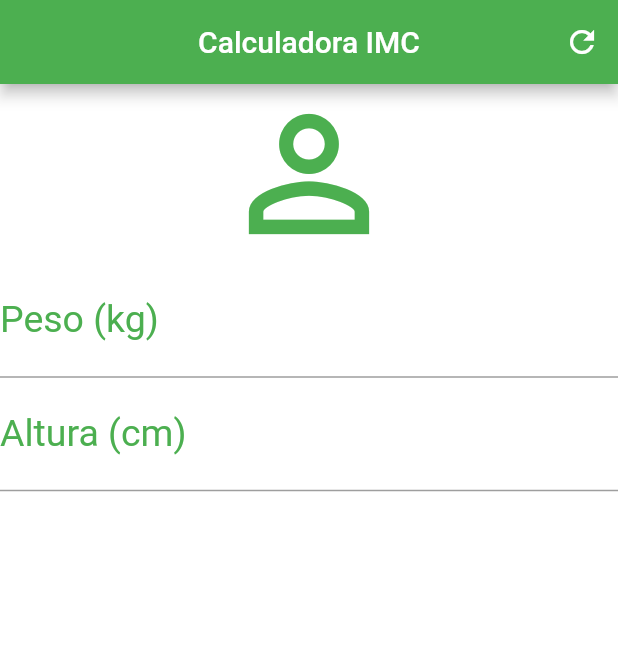
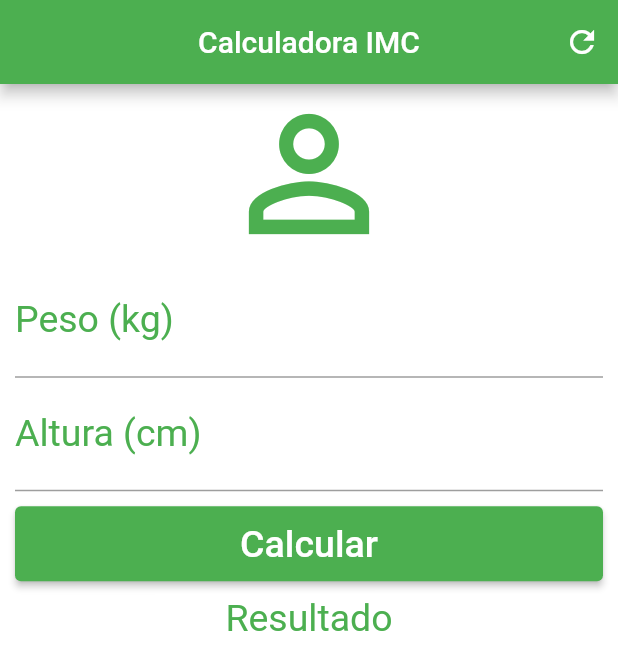
Before and after one commit to 90lucasgabriel/flutter-02-imc, a Flutter app: the screen it shows after launch, on a phone screen of 412 x 824 dp. Shown: the top 670 px of the screen. Run offline on Flutter 3.47's test engine with Material 2 defaults, Android fonts, the phone set to English and light mode, and no system bars.

Commit message:
03 - New: ScrollView and Buttons;

```diff
--- a/lib/main.dart
+++ b/lib/main.dart
@@ -27,7 +27,9 @@ class _HomeState extends State<Home> {
         ],
       ),
       backgroundColor: Colors.white,
-      body: Column(
+      body: SingleChildScrollView(
+        padding: EdgeInsets.fromLTRB(10, 0, 10, 0),
+        child: Column(
           crossAxisAlignment: CrossAxisAlignment.stretch,
           children: <Widget>[
             Icon(
@@ -59,7 +61,37 @@ class _HomeState extends State<Home> {
                 fontSize: 25,
               ),
             ),
+            Container(
+              margin: EdgeInsets.only(top: 10, bottom: 10),
+              child: Container(
+                height: 50.0,
+                child: ElevatedButton(
+                  onPressed: () {},
+                  child: Text(
+                    "Calcular",
+                    style: TextStyle(fontSize: 25.0),
+                  ),
+                  style: ButtonStyle(
+                    backgroundColor:
+                        MaterialStateProperty.all<Color>(Colors.green),
+                    foregroundColor:
+                        MaterialStateProperty.all<Color>(Colors.white),
+                    // padding: MaterialStateProperty.all<EdgeInsetsGeometry>(
+                    //     EdgeInsets.all(15.0)),
+                  ),
+                ),
+              ),
+            ),
+            Text(
+              "Resultado",
+              textAlign: TextAlign.center,
+              style: TextStyle(
+                fontSize: 25.0,
+                color: Colors.green,
+              ),
+            ),
           ],
+        ),
       ),
     );
   }
```
Lines whose indentation alone changed are shown as unchanged.
